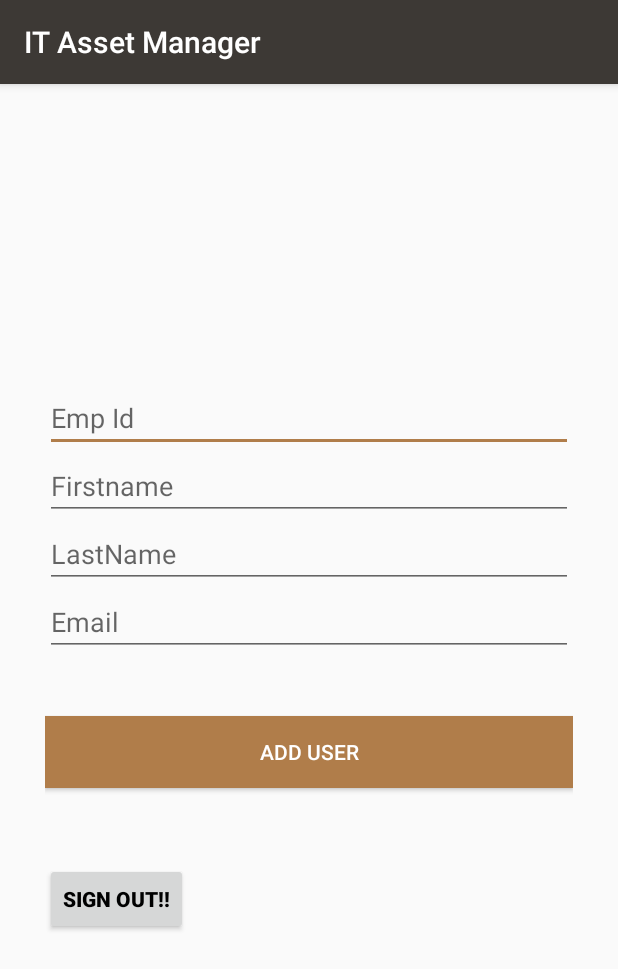
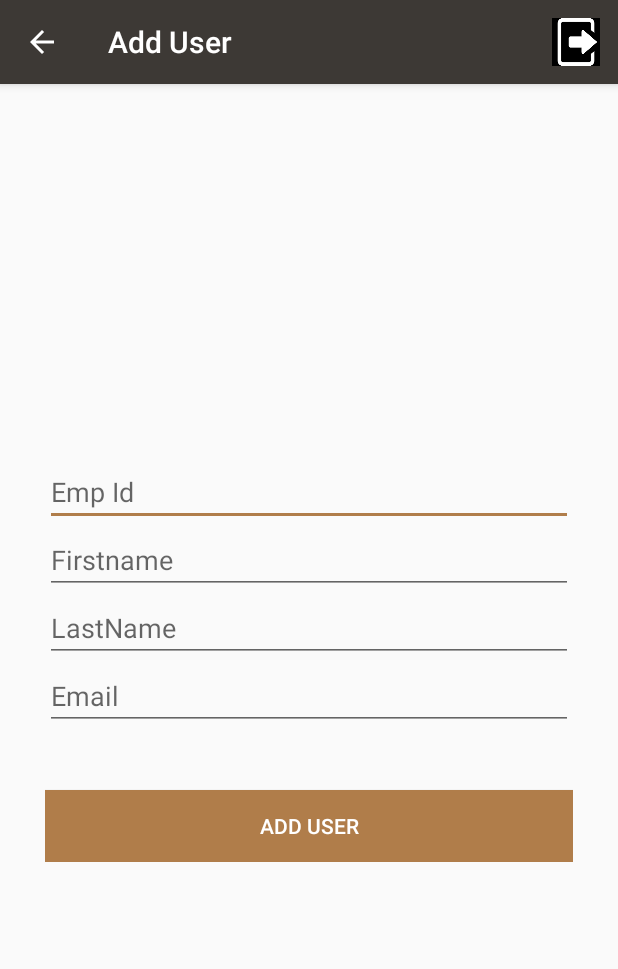
Before and after one commit to kumarvivek633/ITManagerAndroid, an Android app: the AddUserActivity screen opened directly, with no data from a screen before it, on a phone screen of 412 x 824 dp. Shown: the top 969 px of the screen. Run offline under Robolectric (Android 15) with nearby library versions, the phone set to English and light mode, and no system bars; our stand-ins replace Volley; network calls fail.

Commit message:
Design level changed..

```diff
--- a/ITAssetManager/app/src/main/java/com/vivekkumar/itassetmanager/AddUserActivity.java
+++ b/ITAssetManager/app/src/main/java/com/vivekkumar/itassetmanager/AddUserActivity.java
@@ -5,6 +5,8 @@ import android.content.Intent;
 import android.os.Bundle;
 import android.support.v7.app.AppCompatActivity;
 import android.util.Log;
+import android.view.Menu;
+import android.view.MenuItem;
 import android.view.View;
 import android.widget.Button;
 import android.widget.EditText;
@@ -36,6 +38,7 @@ public class AddUserActivity extends AppCompatActivity {
         super.onCreate(savedInstanceState);
         setContentView(R.layout.activity_add_user);
 
+        getSupportActionBar().setDisplayHomeAsUpEnabled(true);
         // Progress dialog
         progressDialog = new ProgressDialog(this);
         progressDialog.setCancelable(false);
@@ -46,20 +49,12 @@ public class AddUserActivity extends AppCompatActivity {
         lastName = (EditText) findViewById(R.id.add_last_name);
         email = (EditText) findViewById(R.id.add_email);
         btnAdd = (Button) findViewById(R.id.btn_add_user);
-        btnLogOut = (Button) findViewById(R.id.logout_button);
         //greetingTextView.setText("Hello "+ user);
         // Progress dialog
         btnAdd.setOnClickListener(new View.OnClickListener() {
             @Override
             public void onClick(View view) {
                 submitForm();
-            }
-        });
-        btnLogOut.setOnClickListener(new View.OnClickListener() {
-            @Override
-            public void onClick(View view) {
-                Intent i = new Intent(getApplicationContext(), LoginActivity.class);
-                startActivity(i);
             }
         });
     }
@@ -139,4 +134,28 @@ public class AddUserActivity extends AppCompatActivity {
             progressDialog.dismiss();
     }
 
+    @Override
+    public boolean onCreateOptionsMenu(Menu menu) {
+        getMenuInflater().inflate(R.menu.actionmenu, menu);
+        return true;
+    }
+
+    @Override
+    public boolean onOptionsItemSelected(MenuItem item) {
+        switch (item.getItemId()) {
+            case R.id.logout:
+                logout();
+                return true;
+            default:
+                return super.onOptionsItemSelected(item);
+        }
+
+
+    }
+
+    private void logout(){
+        Intent i = new Intent(getApplicationContext(), LoginActivity.class);
+        startActivity(i);
+    }
+
 }
--- a/ITAssetManager/app/src/main/java/com/vivekkumar/itassetmanager/LoginActivity.java
+++ b/ITAssetManager/app/src/main/java/com/vivekkumar/itassetmanager/LoginActivity.java
@@ -76,7 +76,7 @@ public class LoginActivity extends AppCompatActivity {
                         // Launch User activity
                         Intent intent = new Intent(
                                 LoginActivity.this,
-                                AllocateAssetActivity.class);
+                                HomeActivity.class);
                         intent.putExtra("assetId", user);
                         startActivity(intent);
                         finish();
--- a/ITAssetManager/app/src/main/res/layout/activity_add_user.xml
+++ b/ITAssetManager/app/src/main/res/layout/activity_add_user.xml
@@ -52,15 +52,5 @@ android:padding="10dp" >
         android:background="@color/login_button_background"
         android:text="@string/add_user"
         android:textColor="@android:color/white" />
-
-    <Button
-        android:layout_marginTop="50dp"
-        android:id="@+id/logout_button"
-        android:textColor="#000000"
-        android:layout_width="wrap_content"
-        android:layout_height="wrap_content"
-        android:text="Sign Out!!"
-        android:textStyle="bold"
-        />
 </LinearLayout>
 </LinearLayout>
--- /dev/null
+++ b/ITAssetManager/app/src/main/res/menu/actionmenu.xml
@@ -0,0 +1,8 @@
+<menu xmlns:android="http://schemas.android.com/apk/res/android"
+    xmlns:app="http://schemas.android.com/apk/res-auto">
+    <item android:id="@+id/logout"
+        android:icon="@drawable/logout"
+        android:title="Logout"
+        android:orderInCategory="100"
+        app:showAsAction="always" />
+</menu>
```
Also changed, not shown: ITAssetManager/app/src/main/AndroidManifest.xml (+21 -7 lines), ITAssetManager/app/src/main/java/com/vivekkumar/itassetmanager/AllocateAssetActivity.java (+27 -8 lines), ITAssetManager/app/src/main/java/com/vivekkumar/itassetmanager/HomeActivity.java (+28 -3 lines), ITAssetManager/app/src/main/java/com/vivekkumar/itassetmanager/ScanActivity.java (+27 -0 lines), ITAssetManager/app/src/main/res/layout/activity_allocate_asset.xml (+0 -9 lines), ITAssetManager/app/src/main/res/layout/activity_home.xml (+0 -8 lines), ITAssetManager/app/src/main/res/drawable/logout.png (added).
